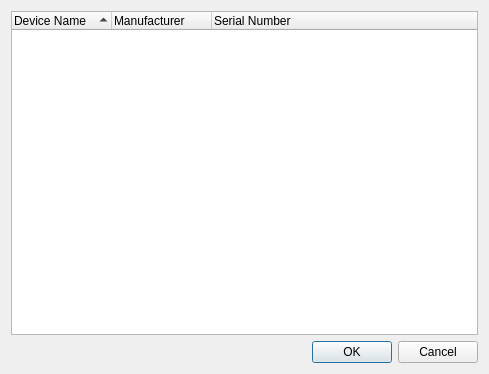
Old version of the form usbselector.ui in the repository c3d/db48x-from-newrpl.
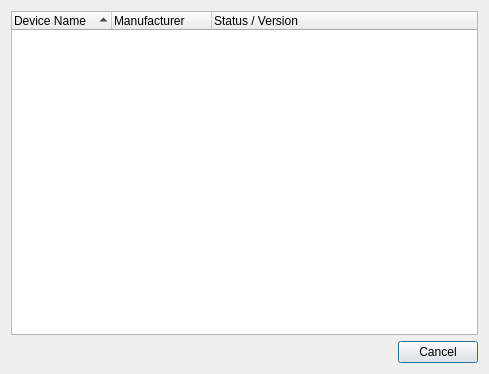
New version of the form.

Commit message: Added OK/Cancel dynamic change when selected calculator is active

What changed in the file:
```diff
--- a/usbselector.ui
+++ b/usbselector.ui
@@ -37,7 +37,7 @@
      </column>
      <column>
       <property name="text">
-       <string>Serial Number</string>
+       <string>Status / Version</string>
       </property>
      </column>
     </widget>
@@ -48,7 +48,7 @@
       <enum>Qt::Horizontal</enum>
      </property>
      <property name="standardButtons">
-      <set>QDialogButtonBox::Cancel|QDialogButtonBox::Ok</set>
+      <set>QDialogButtonBox::Cancel</set>
      </property>
     </widget>
    </item>
```
The commit also changes 2 other files.
